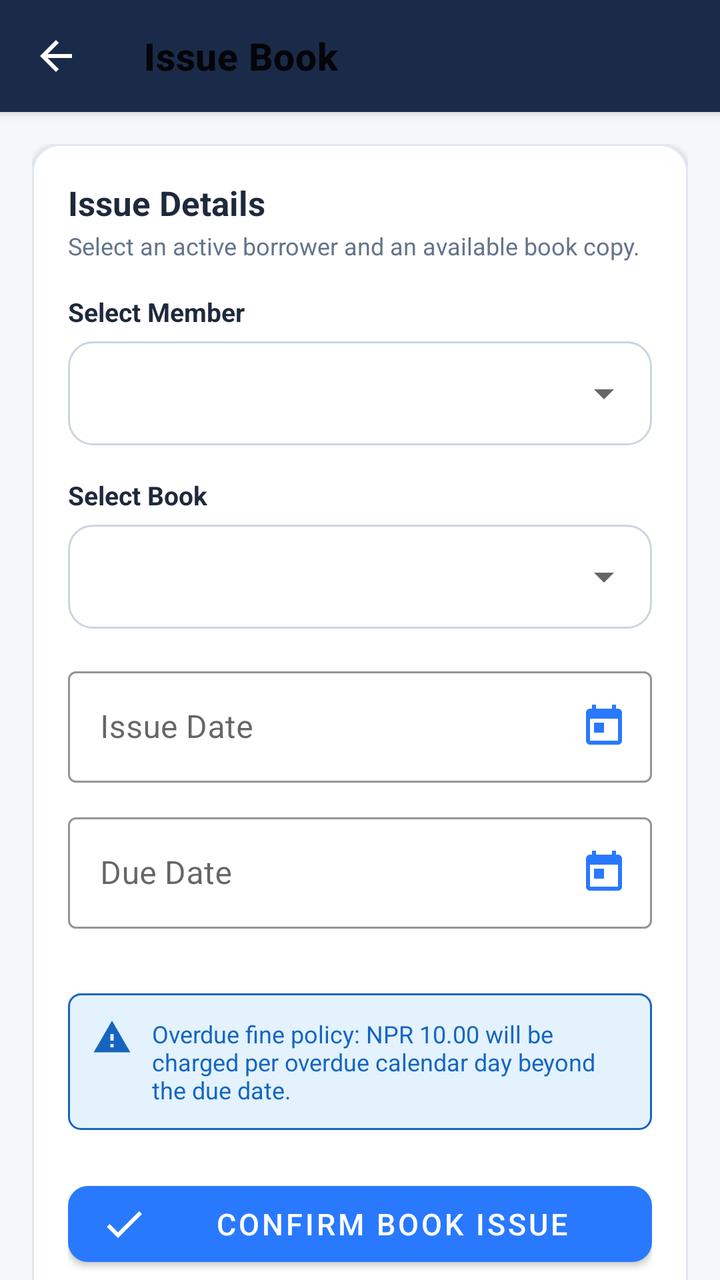
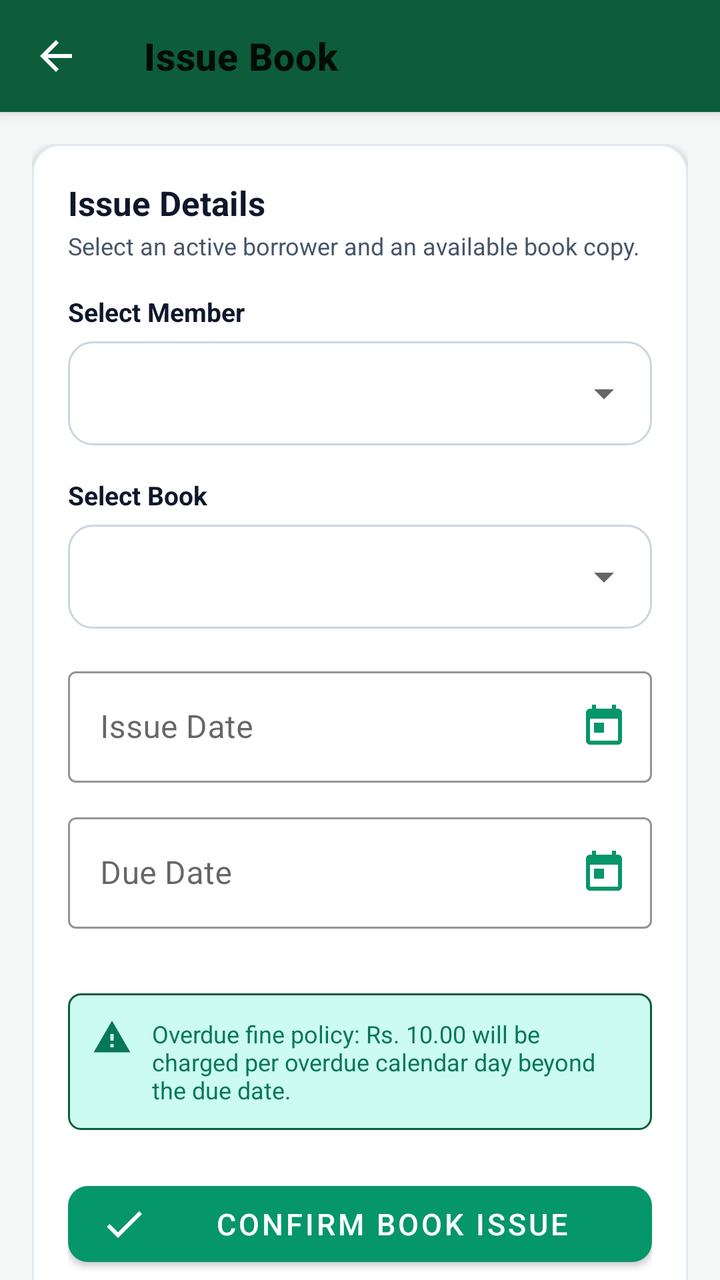

Compare the two renders of this Android layout. The source of the first and the diff that turns it into the second are given below.
<!-- AndroidManifest.xml: application theme Theme.LibraryManagement -->
<!-- res/layout/activity_issue_book.xml -->
<?xml version="1.0" encoding="utf-8"?>
<androidx.coordinatorlayout.widget.CoordinatorLayout xmlns:android="http://schemas.android.com/apk/res/android"
    xmlns:app="http://schemas.android.com/apk/res-auto"
    xmlns:tools="http://schemas.android.com/tools"
    android:layout_width="match_parent"
    android:layout_height="match_parent"
    android:background="@color/background">

    <com.google.android.material.appbar.AppBarLayout
        android:layout_width="match_parent"
        android:layout_height="wrap_content"
        android:background="@color/primary">

        <com.google.android.material.appbar.MaterialToolbar
            android:id="@+id/toolbarIssueBook"
            android:layout_width="match_parent"
            android:layout_height="?attr/actionBarSize"
            app:navigationIcon="@drawable/ic_arrow_back"
            app:navigationIconTint="#FFFFFF"
            app:title="@string/title_issue_book"
            app:titleTextAppearance="@style/ToolbarTitle" />
    </com.google.android.material.appbar.AppBarLayout>

    <androidx.core.widget.NestedScrollView
        android:layout_width="match_parent"
        android:layout_height="match_parent"
        android:fillViewport="true"
        app:layout_behavior="@string/appbar_scrolling_view_behavior">

        <LinearLayout
            android:layout_width="match_parent"
            android:layout_height="wrap_content"
            android:orientation="vertical"
            android:padding="16dp">

            <com.google.android.material.card.MaterialCardView
                android:layout_width="match_parent"
                android:layout_height="wrap_content"
                app:cardBackgroundColor="@color/surface"
                app:cardCornerRadius="@dimen/card_corner_radius"
                app:cardElevation="2dp"
                app:strokeColor="@color/divider"
                app:strokeWidth="1dp">

                <LinearLayout
                    android:layout_width="match_parent"
                    android:layout_height="wrap_content"
                    android:orientation="vertical"
                    android:padding="18dp">

                    <TextView
                        android:layout_width="wrap_content"
                        android:layout_height="wrap_content"
                        android:text="Issue Details"
                        android:textColor="@color/text_primary"
                        android:textSize="17sp"
                        android:textStyle="bold" />

                    <TextView
                        android:layout_width="wrap_content"
                        android:layout_height="wrap_content"
                        android:layout_marginTop="2dp"
                        android:text="Select an active borrower and an available book copy."
                        android:textColor="@color/text_secondary"
                        android:textSize="12sp" />

                    
                    <TextView
                        android:layout_width="wrap_content"
                        android:layout_height="wrap_content"
                        android:layout_marginTop="16dp"
                        android:text="@string/select_member"
                        android:textColor="@color/text_primary"
                        android:textSize="13sp"
                        android:textStyle="bold" />

                    <FrameLayout
                        android:layout_width="match_parent"
                        android:layout_height="52dp"
                        android:layout_marginTop="6dp"
                        android:background="@drawable/bg_search_bar">

                        <Spinner
                            android:id="@+id/spinnerMembers"
                            android:layout_width="match_parent"
                            android:layout_height="match_parent"
                            android:paddingStart="12dp"
                            android:paddingEnd="12dp" />
                    </FrameLayout>

                    
                    <TextView
                        android:layout_width="wrap_content"
                        android:layout_height="wrap_content"
                        android:layout_marginTop="16dp"
                        android:text="@string/select_book"
                        android:textColor="@color/text_primary"
                        android:textSize="13sp"
                        android:textStyle="bold" />

                    <FrameLayout
                        android:layout_width="match_parent"
                        android:layout_height="52dp"
                        android:layout_marginTop="6dp"
                        android:background="@drawable/bg_search_bar">

                        <Spinner
                            android:id="@+id/spinnerBooks"
                            android:layout_width="match_parent"
                            android:layout_height="match_parent"
                            android:paddingStart="12dp"
                            android:paddingEnd="12dp" />
                    </FrameLayout>

                    
                    <com.google.android.material.textfield.TextInputLayout
                        android:id="@+id/tilIssueDate"
                        style="@style/Widget.MaterialComponents.TextInputLayout.OutlinedBox"
                        android:layout_width="match_parent"
                        android:layout_height="wrap_content"
                        android:layout_marginTop="16dp"
                        android:hint="@string/issue_date"
                        app:boxStrokeColor="@color/primary"
                        app:endIconDrawable="@drawable/ic_calendar"
                        app:endIconMode="custom"
                        app:endIconTint="@color/accent">

                        <com.google.android.material.textfield.TextInputEditText
                            android:id="@+id/etIssueDate"
                            android:layout_width="match_parent"
                            android:layout_height="wrap_content"
                            android:cursorVisible="false"
                            android:focusable="false"
                            android:inputType="none" />
                    </com.google.android.material.textfield.TextInputLayout>

                    
                    <com.google.android.material.textfield.TextInputLayout
                        android:id="@+id/tilDueDate"
                        style="@style/Widget.MaterialComponents.TextInputLayout.OutlinedBox"
                        android:layout_width="match_parent"
                        android:layout_height="wrap_content"
                        android:layout_marginTop="12dp"
                        android:hint="@string/due_date"
                        app:boxStrokeColor="@color/primary"
                        app:endIconDrawable="@drawable/ic_calendar"
                        app:endIconMode="custom"
                        app:endIconTint="@color/accent"
                        app:errorEnabled="true">

                        <com.google.android.material.textfield.TextInputEditText
                            android:id="@+id/etDueDate"
                            android:layout_width="match_parent"
                            android:layout_height="wrap_content"
                            android:cursorVisible="false"
                            android:focusable="false"
                            android:inputType="none" />
                    </com.google.android.material.textfield.TextInputLayout>

                    
                    <LinearLayout
                        android:layout_width="match_parent"
                        android:layout_height="wrap_content"
                        android:layout_marginTop="12dp"
                        android:background="@drawable/bg_badge_issued"
                        android:orientation="horizontal"
                        android:padding="12dp">

                        <ImageView
                            android:layout_width="20dp"
                            android:layout_height="20dp"
                            android:src="@drawable/ic_warning"
                            app:tint="@color/accent_dark" />

                        <TextView
                            android:layout_width="0dp"
                            android:layout_height="wrap_content"
                            android:layout_marginStart="10dp"
                            android:layout_weight="1"
                            android:text="Overdue fine policy: NPR 10.00 will be charged per overdue calendar day beyond the due date."
                            android:textColor="@color/accent_dark"
                            android:textSize="12sp" />
                    </LinearLayout>

                    
                    <com.google.android.material.button.MaterialButton
                        android:id="@+id/btnSubmitIssue"
                        style="@style/Widget.MaterialComponents.Button"
                        android:layout_width="match_parent"
                        android:layout_height="@dimen/button_height"
                        android:layout_marginTop="22dp"
                        android:text="@string/btn_confirm_issue"
                        android:textColor="#FFFFFF"
                        android:textSize="15sp"
                        app:backgroundTint="@color/accent"
                        app:cornerRadius="@dimen/button_corner_radius"
                        app:icon="@drawable/ic_check"
                        app:iconTint="#FFFFFF" />

                </LinearLayout>
            </com.google.android.material.card.MaterialCardView>

        </LinearLayout>
    </androidx.core.widget.NestedScrollView>

</androidx.coordinatorlayout.widget.CoordinatorLayout>
<!-- resources referenced by this layout -->
<resources>
  <color name="accent">#2979FF</color>
  <color name="accent_dark">#1565C0</color>
  <color name="background">#F5F7FB</color>
  <color name="divider">#E2E8F0</color>
  <color name="primary">#1A2B49</color>
  <color name="surface">#FFFFFF</color>
  <color name="text_primary">#1E293B</color>
  <color name="text_secondary">#64748B</color>
  <dimen name="button_corner_radius">10dp</dimen>
  <dimen name="button_height">50dp</dimen>
  <dimen name="card_corner_radius">14dp</dimen>
  <!-- drawable bg_badge_issued (drawable) -->
  <?xml version="1.0" encoding="utf-8"?>
  <shape xmlns:android="http://schemas.android.com/apk/res/android"
      android:shape="rectangle">
      <solid android:color="@color/status_info_light" />
      <corners android:radius="@dimen/badge_corner_radius" />
      <stroke
          android:width="1dp"
          android:color="@color/badge_issued" />
  </shape>
  <!-- drawable bg_search_bar (drawable) -->
  <?xml version="1.0" encoding="utf-8"?>
  <shape xmlns:android="http://schemas.android.com/apk/res/android"
      android:shape="rectangle">
      <solid android:color="@color/surface" />
      <corners android:radius="12dp" />
      <stroke
          android:width="1dp"
          android:color="@color/border" />
  </shape>
  <!-- drawable ic_check (drawable) -->
  <vector xmlns:android="http://schemas.android.com/apk/res/android"
      android:width="24dp"
      android:height="24dp"
      android:viewportWidth="24"
      android:viewportHeight="24">
    <path
        android:fillColor="@color/status_success"
        android:pathData="M9,16.17L4.83,12l-1.42,1.41L9,19 21,7l-1.41,-1.41z"/>
  </vector>
  <!-- drawable ic_warning (drawable) -->
  <vector xmlns:android="http://schemas.android.com/apk/res/android"
      android:width="24dp"
      android:height="24dp"
      android:viewportWidth="24"
      android:viewportHeight="24">
    <path
        android:fillColor="@color/status_warning"
        android:pathData="M1,21h22L12,2 1,21zm12,-3h-2v-2h2v2zm0,-4h-2v-4h2v4z"/>
  </vector>
  <string name="btn_confirm_issue">Confirm Book Issue</string>
  <string name="due_date">Due Date</string>
  <string name="issue_date">Issue Date</string>
  <string name="select_book">Select Book</string>
  <string name="select_member">Select Member</string>
  <string name="title_issue_book">Issue Book</string>
  <style name="ToolbarTitle" parent="TextAppearance.MaterialComponents.Headline6">
          <item name="android:textColor">#FFFFFF</item>
          <item name="android:textStyle">bold</item>
          <item name="android:textSize">19sp</item>
      </style>
  <style name="Theme.LibraryManagement" parent="Theme.MaterialComponents.Light.NoActionBar">
          
          <item name="colorPrimary">@color/primary</item>
          <item name="colorPrimaryVariant">@color/primary_dark</item>
          <item name="colorOnPrimary">@color/text_on_primary</item>
          
          
          <item name="colorSecondary">@color/accent</item>
          <item name="colorSecondaryVariant">@color/accent_dark</item>
          <item name="colorOnSecondary">#FFFFFF</item>
          
          
          <item name="android:statusBarColor">@color/primary_dark</item>
          <item name="android:windowLightStatusBar" tools:targetApi="m">false</item>
          
          
          <item name="android:windowBackground">@color/background</item>
      </style>
  <color name="status_info_light">#E3F2FD</color>
  <dimen name="badge_corner_radius">6dp</dimen>
  <color name="badge_issued">#1565C0</color>
  <color name="border">#CBD5E1</color>
  <color name="status_success">#2E7D32</color>
  <color name="status_warning">#E65100</color>
  <color name="primary_dark">#0F1D33</color>
  <color name="text_on_primary">#FFFFFF</color>
  <!-- unchanged entries left out for length: 2 -->
</resources>

<!-- the commit's change to res/layout/activity_issue_book.xml (unified diff, before → after) -->
@@ -5,12 +5,10 @@
     android:layout_width="match_parent"
     android:layout_height="match_parent"
     android:background="@color/background">
-
     <com.google.android.material.appbar.AppBarLayout
         android:layout_width="match_parent"
         android:layout_height="wrap_content"
         android:background="@color/primary">
-
         <com.google.android.material.appbar.MaterialToolbar
             android:id="@+id/toolbarIssueBook"
             android:layout_width="match_parent"
@@ -26,13 +24,11 @@
         android:layout_height="match_parent"
         android:fillViewport="true"
         app:layout_behavior="@string/appbar_scrolling_view_behavior">
-
         <LinearLayout
             android:layout_width="match_parent"
             android:layout_height="wrap_content"
             android:orientation="vertical"
             android:padding="16dp">
-
             <com.google.android.material.card.MaterialCardView
                 android:layout_width="match_parent"
                 android:layout_height="wrap_content"
@@ -41,13 +37,11 @@
                 app:cardElevation="2dp"
                 app:strokeColor="@color/divider"
                 app:strokeWidth="1dp">
-
                 <LinearLayout
                     android:layout_width="match_parent"
                     android:layout_height="wrap_content"
                     android:orientation="vertical"
                     android:padding="18dp">
-
                     <TextView
                         android:layout_width="wrap_content"
                         android:layout_height="wrap_content"
@@ -64,7 +58,6 @@
                         android:textColor="@color/text_secondary"
                         android:textSize="12sp" />
 
-                    
                     <TextView
                         android:layout_width="wrap_content"
                         android:layout_height="wrap_content"
@@ -79,7 +72,6 @@
                         android:layout_height="52dp"
                         android:layout_marginTop="6dp"
                         android:background="@drawable/bg_search_bar">
-
                         <Spinner
                             android:id="@+id/spinnerMembers"
                             android:layout_width="match_parent"
@@ -88,7 +80,6 @@
                             android:paddingEnd="12dp" />
                     </FrameLayout>
 
-                    
                     <TextView
                         android:layout_width="wrap_content"
                         android:layout_height="wrap_content"
@@ -103,7 +94,6 @@
                         android:layout_height="52dp"
                         android:layout_marginTop="6dp"
                         android:background="@drawable/bg_search_bar">
-
                         <Spinner
                             android:id="@+id/spinnerBooks"
                             android:layout_width="match_parent"
@@ -112,7 +102,6 @@
                             android:paddingEnd="12dp" />
                     </FrameLayout>
 
-                    
                     <com.google.android.material.textfield.TextInputLayout
                         android:id="@+id/tilIssueDate"
                         style="@style/Widget.MaterialComponents.TextInputLayout.OutlinedBox"
@@ -124,7 +113,6 @@
                         app:endIconDrawable="@drawable/ic_calendar"
                         app:endIconMode="custom"
                         app:endIconTint="@color/accent">
-
                         <com.google.android.material.textfield.TextInputEditText
                             android:id="@+id/etIssueDate"
                             android:layout_width="match_parent"
@@ -134,7 +122,6 @@
                             android:inputType="none" />
                     </com.google.android.material.textfield.TextInputLayout>
 
-                    
                     <com.google.android.material.textfield.TextInputLayout
                         android:id="@+id/tilDueDate"
                         style="@style/Widget.MaterialComponents.TextInputLayout.OutlinedBox"
@@ -147,7 +134,6 @@
                         app:endIconMode="custom"
                         app:endIconTint="@color/accent"
                         app:errorEnabled="true">
-
                         <com.google.android.material.textfield.TextInputEditText
                             android:id="@+id/etDueDate"
                             android:layout_width="match_parent"
@@ -157,7 +143,6 @@
                             android:inputType="none" />
                     </com.google.android.material.textfield.TextInputLayout>
 
-                    
                     <LinearLayout
                         android:layout_width="match_parent"
                         android:layout_height="wrap_content"
@@ -165,7 +150,6 @@
                         android:background="@drawable/bg_badge_issued"
                         android:orientation="horizontal"
                         android:padding="12dp">
-
                         <ImageView
                             android:layout_width="20dp"
                             android:layout_height="20dp"
@@ -177,12 +161,11 @@
                             android:layout_height="wrap_content"
                             android:layout_marginStart="10dp"
                             android:layout_weight="1"
-                            android:text="Overdue fine policy: NPR 10.00 will be charged per overdue calendar day beyond the due date."
+                            android:text="Overdue fine policy: Rs. 10.00 will be charged per overdue calendar day beyond the due date."
                             android:textColor="@color/accent_dark"
                             android:textSize="12sp" />
                     </LinearLayout>
 
-                    
                     <com.google.android.material.button.MaterialButton
                         android:id="@+id/btnSubmitIssue"
                         style="@style/Widget.MaterialComponents.Button"
@@ -196,11 +179,8 @@
                         app:cornerRadius="@dimen/button_corner_radius"
                         app:icon="@drawable/ic_check"
                         app:iconTint="#FFFFFF" />
-
                 </LinearLayout>
             </com.google.android.material.card.MaterialCardView>
-
         </LinearLayout>
     </androidx.core.widget.NestedScrollView>
-
 </androidx.coordinatorlayout.widget.CoordinatorLayout>
<!-- resource entries referenced after the edit -->
@@ -1,13 +1,13 @@
 <!-- resources referenced by this layout -->
 <resources>
-  <color name="accent">#2979FF</color>
-  <color name="accent_dark">#1565C0</color>
-  <color name="background">#F5F7FB</color>
+  <color name="accent">#059669</color>
+  <color name="accent_dark">#047857</color>
+  <color name="background">#F4F7F5</color>
   <color name="divider">#E2E8F0</color>
-  <color name="primary">#1A2B49</color>
+  <color name="primary">#0D5C3A</color>
   <color name="surface">#FFFFFF</color>
-  <color name="text_primary">#1E293B</color>
-  <color name="text_secondary">#64748B</color>
+  <color name="text_primary">#0F172A</color>
+  <color name="text_secondary">#475569</color>
   <dimen name="button_corner_radius">10dp</dimen>
   <dimen name="button_height">50dp</dimen>
   <dimen name="card_corner_radius">14dp</dimen>
@@ -63,30 +63,23 @@
           <item name="android:textSize">19sp</item>
       </style>
   <style name="Theme.LibraryManagement" parent="Theme.MaterialComponents.Light.NoActionBar">
-          
           <item name="colorPrimary">@color/primary</item>
           <item name="colorPrimaryVariant">@color/primary_dark</item>
           <item name="colorOnPrimary">@color/text_on_primary</item>
-          
-          
           <item name="colorSecondary">@color/accent</item>
           <item name="colorSecondaryVariant">@color/accent_dark</item>
           <item name="colorOnSecondary">#FFFFFF</item>
-          
-          
           <item name="android:statusBarColor">@color/primary_dark</item>
           <item name="android:windowLightStatusBar" tools:targetApi="m">false</item>
-          
-          
           <item name="android:windowBackground">@color/background</item>
       </style>
-  <color name="status_info_light">#E3F2FD</color>
+  <color name="status_info_light">#CCFBF1</color>
   <dimen name="badge_corner_radius">6dp</dimen>
-  <color name="badge_issued">#1565C0</color>
+  <color name="badge_issued">#0D5C3A</color>
   <color name="border">#CBD5E1</color>
-  <color name="status_success">#2E7D32</color>
-  <color name="status_warning">#E65100</color>
-  <color name="primary_dark">#0F1D33</color>
+  <color name="status_success">#15803D</color>
+  <color name="status_warning">#D97706</color>
+  <color name="primary_dark">#063D25</color>
   <color name="text_on_primary">#FFFFFF</color>
   <!-- unchanged entries left out for length: 2 -->
 </resources>
